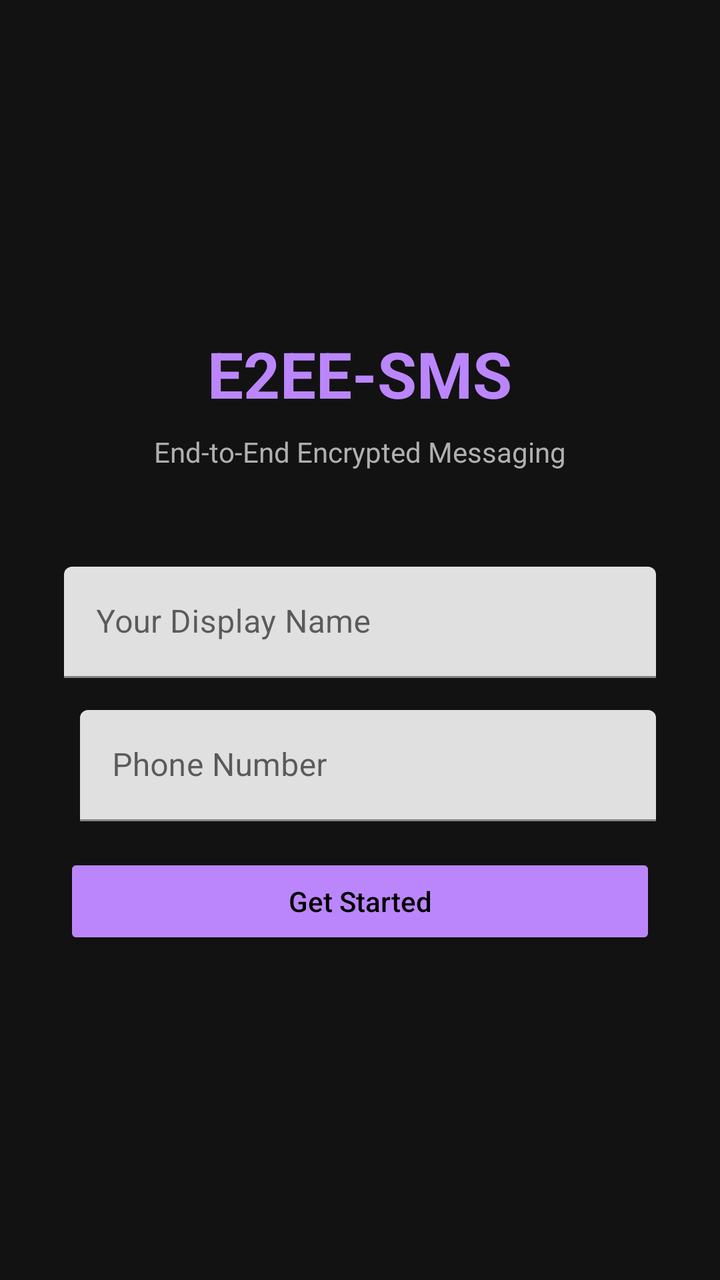
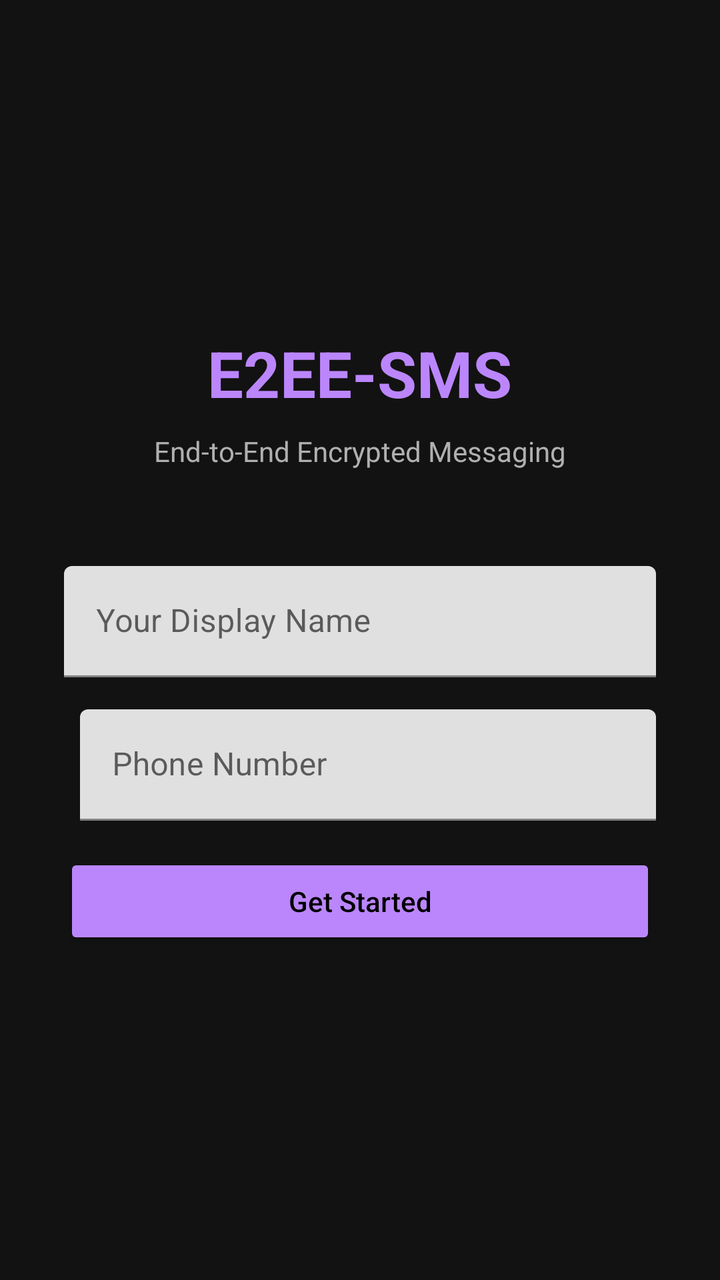

An Android layout rendered at two revisions. The XML below is the earlier revision; the diff shows what the commit changed to produce the second picture.
<!-- AndroidManifest.xml: application theme Theme.SMS -->
<!-- res/layout/activity_setup.xml -->
<?xml version="1.0" encoding="utf-8"?>
<ScrollView
    xmlns:android="http://schemas.android.com/apk/res/android"
    android:layout_width="match_parent"
    android:layout_height="match_parent"
    android:fillViewport="true"
    android:background="#121212">

    <LinearLayout
        android:layout_width="match_parent"
        android:layout_height="wrap_content"
        android:orientation="vertical"
        android:padding="32dp"
        android:gravity="center">

        <TextView
            android:layout_width="wrap_content"
            android:layout_height="wrap_content"
            android:text="E2EE-SMS"
            android:textSize="32sp"
            android:textStyle="bold"
            android:textColor="#BB86FC"
            android:layout_marginBottom="8dp" />

        <TextView
            android:layout_width="wrap_content"
            android:layout_height="wrap_content"
            android:text="End-to-End Encrypted Messaging"
            android:textSize="14sp"
            android:textColor="#B0B0B0"
            android:layout_marginBottom="48dp" />

        <com.google.android.material.textfield.TextInputLayout
            android:layout_width="match_parent"
            android:layout_height="wrap_content"
            android:hint="Your Display Name"
            android:layout_marginBottom="16dp"
            app:boxStrokeColor="#BB86FC"
            xmlns:app="http://schemas.android.com/apk/res-auto">

            <com.google.android.material.textfield.TextInputEditText
                android:id="@+id/etName"
                android:layout_width="match_parent"
                android:layout_height="wrap_content"
                android:inputType="textPersonName"
                android:maxLines="1"
                android:textColor="#FFFFFF"
                android:textColorHint="#808080" />

        </com.google.android.material.textfield.TextInputLayout>

        <LinearLayout
            android:layout_width="match_parent"
            android:layout_height="wrap_content"
            android:orientation="horizontal"
            android:layout_marginBottom="16dp">

            <Spinner
                android:id="@+id/spinnerCountryCode"
                android:layout_width="wrap_content"
                android:layout_height="wrap_content"
                android:background="@drawable/spinner_background"
                android:padding="12dp"
                android:layout_marginEnd="8dp" />

            <com.google.android.material.textfield.TextInputLayout
                android:layout_width="0dp"
                android:layout_height="wrap_content"
                android:layout_weight="1"
                android:hint="Phone Number"
                app:boxStrokeColor="#BB86FC"
                xmlns:app="http://schemas.android.com/apk/res-auto">

                <com.google.android.material.textfield.TextInputEditText
                    android:id="@+id/etPhone"
                    android:layout_width="match_parent"
                    android:layout_height="wrap_content"
                    android:inputType="phone"
                    android:maxLines="1"
                    android:textColor="#FFFFFF"
                    android:textColorHint="#808080" />

            </com.google.android.material.textfield.TextInputLayout>

        </LinearLayout>

        <Button
            android:id="@+id/btnStart"
            android:layout_width="match_parent"
            android:layout_height="wrap_content"
            android:text="Get Started"
            android:textAllCaps="false"
            android:backgroundTint="#BB86FC"
            android:textColor="#000000" />

        <LinearLayout
            android:id="@+id/layoutBackup"
            android:layout_width="match_parent"
            android:layout_height="wrap_content"
            android:orientation="vertical"
            android:visibility="gone"
            android:layout_marginTop="24dp">

            <TextView
                android:layout_width="wrap_content"
                android:layout_height="wrap_content"
                android:text="BACKUP YOUR KEY"
                android:textSize="12sp"
                android:textStyle="bold"
                android:textColor="#CF6679"
                android:layout_marginBottom="8dp" />

            <TextView
                android:layout_width="wrap_content"
                android:layout_height="wrap_content"
                android:text="Save this phrase. It is the ONLY way to recover your account."
                android:textSize="13sp"
                android:textColor="#B0B0B0"
                android:layout_marginBottom="12dp" />

            <TextView
                android:id="@+id/tvMnemonic"
                android:layout_width="match_parent"
                android:layout_height="wrap_content"
                android:background="@drawable/input_background_dark"
                android:padding="16dp"
                android:textSize="16sp"
                android:textColor="#FFFFFF"
                android:fontFamily="monospace"
                android:lineSpacingExtra="4dp"
                android:layout_marginBottom="12dp" />

            <Button
                android:id="@+id/btnCopyMnemonic"
                android:layout_width="match_parent"
                android:layout_height="wrap_content"
                android:text="Copy Backup Phrase"
                android:textAllCaps="false"
                android:backgroundTint="#BB86FC"
                android:textColor="#000000"
                android:layout_marginBottom="8dp" />

            <Button
                android:id="@+id/btnConfirmBackup"
                android:layout_width="match_parent"
                android:layout_height="wrap_content"
                android:text="I Have Saved It"
                android:textAllCaps="false"
                android:backgroundTint="#03DAC5"
                android:textColor="#000000" />

        </LinearLayout>

    </LinearLayout>
</ScrollView>
<!-- resources referenced by this layout -->
<resources>
  <!-- drawable input_background_dark (drawable) -->
  <?xml version="1.0" encoding="utf-8"?>
  <shape xmlns:android="http://schemas.android.com/apk/res/android"
      android:shape="rectangle">
      <solid android:color="#1E1E1E" />
      <corners android:radius="24dp" />
      <stroke android:width="1dp" android:color="#333333" />
  </shape>
  <!-- drawable spinner_background (drawable) -->
  <?xml version="1.0" encoding="utf-8"?>
  <shape xmlns:android="http://schemas.android.com/apk/res/android"
      android:shape="rectangle">
      <solid android:color="#1E1E1E" />
      <corners android:radius="8dp" />
      <stroke android:width="1dp" android:color="#333333" />
      <padding android:left="12dp" android:right="12dp" android:top="8dp" android:bottom="8dp" />
  </shape>
  <style name="Theme.SMS" parent="Theme.MaterialComponents.DayNight.NoActionBar">
          <item name="colorPrimary">@color/primary</item>
          <item name="colorPrimaryDark">@color/primary_dark</item>
          <item name="colorAccent">@color/accent</item>
          <item name="android:windowBackground">@color/background</item>
          <item name="android:statusBarColor">@color/background</item>
          <item name="android:navigationBarColor">@color/background</item>
          <item name="android:textColorPrimary">#FFFFFF</item>
          <item name="android:textColorSecondary">#B0B0B0</item>
      </style>
  <color name="primary">#BB86FC</color>
  <color name="primary_dark">#9C5AE8</color>
  <color name="accent">#03DAC5</color>
  <color name="background">#121212</color>
</resources>

<!-- the commit's change to res/layout/activity_setup.xml (unified diff, before → after) -->
@@ -58,10 +58,11 @@
             <Spinner
                 android:id="@+id/spinnerCountryCode"
                 android:layout_width="wrap_content"
-                android:layout_height="wrap_content"
+                android:layout_height="56dp"
                 android:background="@drawable/spinner_background"
                 android:padding="12dp"
-                android:layout_marginEnd="8dp" />
+                android:layout_marginEnd="8dp"
+                android:gravity="center" />
 
             <com.google.android.material.textfield.TextInputLayout
                 android:layout_width="0dp"
